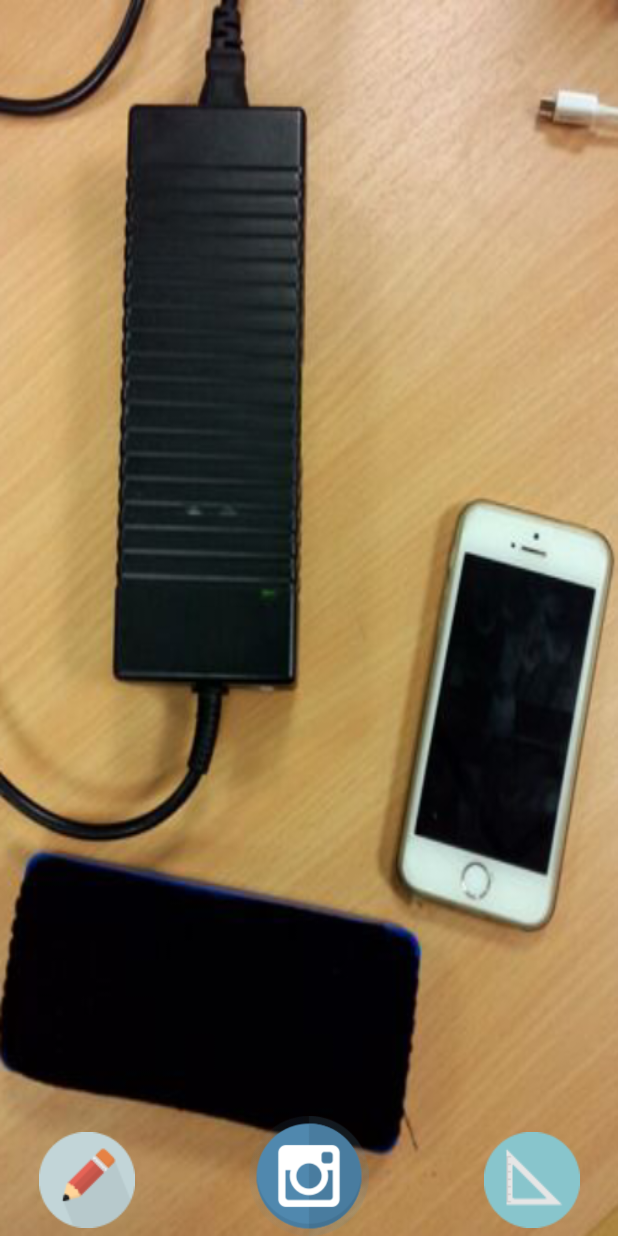
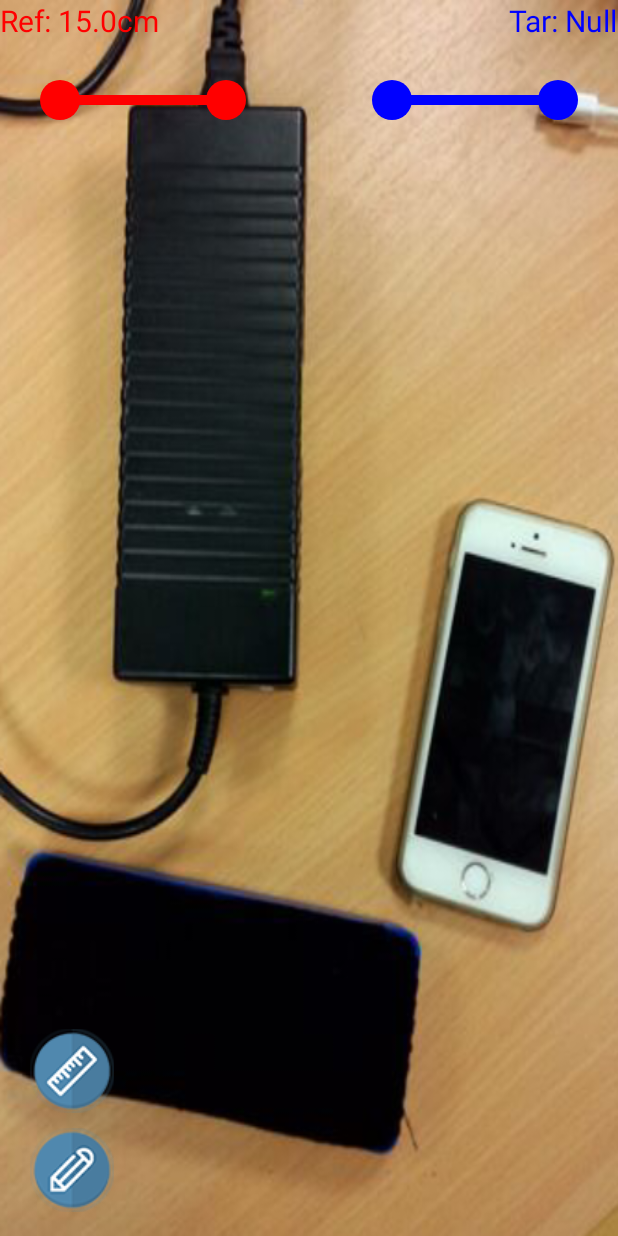
Before and after one commit to SnowyOwl-KHY/ZhouMeasure, an Android app: the fragment PhotoFragment shown on its own in the app's theme, on a phone screen of 412 x 824 dp. Run offline under Robolectric (Android 15) with nearby library versions, the phone set to English and light mode, and no system bars.

Commit message:
Fix bug of PhotoFragment.

```diff
--- a/app/src/main/java/classexample/zhoumeasure/camera/CameraFragment.java
+++ b/app/src/main/java/classexample/zhoumeasure/camera/CameraFragment.java
@@ -31,7 +31,6 @@ public class CameraFragment extends Fragment {
     private static final String TAG = "CameraFragment";
     private Camera camera;
     private boolean preview = false;
-    private ImageView mIvBackImage;
 
     @Override
     public View onCreateView(LayoutInflater inflater, ViewGroup container, Bundle savedInstanceState) {
@@ -45,8 +44,6 @@ public class CameraFragment extends Fragment {
         surfaceView.getHolder().setFixedSize(200, 200);
         surfaceView.getHolder().addCallback(new SurfaceViewCallback());
 
-        mIvBackImage = (ImageView) rootView.findViewById(R.id.ivBackImage);
-        mIvBackImage.setOnClickListener(((MainActivity) getActivity()).getReferenceFragment().onClickListener);
         return rootView;
     }
 
--- a/app/src/main/java/classexample/zhoumeasure/photo/MyAnchor.java
+++ b/app/src/main/java/classexample/zhoumeasure/photo/MyAnchor.java
@@ -1,20 +1,26 @@
 package classexample.zhoumeasure.photo;
 
 import android.content.Context;
+import android.content.res.TypedArray;
 import android.graphics.Bitmap;
 import android.graphics.Canvas;
+import android.graphics.Color;
 import android.graphics.Paint;
+import android.util.AttributeSet;
 import android.util.Log;
 import android.view.MotionEvent;
 import android.view.View;
+import android.widget.ImageView;
 
 /**
  * Created by Xiaozhou on 2015/8/6.
  */
 public class MyAnchor extends View {
+
     Bitmap m_img;
     Paint m_paint = new Paint();
     float m_radius = 20f, m_x, m_y;
+    boolean m_isDown = false;
 
     public MyAnchor(Context context) {
         super(context);
@@ -22,23 +28,10 @@ public class MyAnchor extends View {
         m_paint.setStyle(Paint.Style.FILL);
         m_x = 100f;
         //setPosition(getRootView().getWidth() / 2, getRootView().getHeight() / 2);
+    }
 
-        setOnTouchListener(new OnTouchListener() {
-            @Override
-            public boolean onTouch(View v, MotionEvent event) {
-                Log.d("zxz", String.valueOf(event.getX()) + ", " + String.valueOf(event.getY()));
-                switch (event.getAction() & MotionEvent.ACTION_MASK) {
-//                    case MotionEvent.ACTION_DOWN:
-//                        setPosition(event.getX(), event.getY());
-//                        break;
-                    case MotionEvent.ACTION_MOVE:
-                        Log.d("zxz", "Mve!"+event.getX()+", "+event.getY());
-                        setPosition(event.getX(), event.getY());
-                        break;
-                }
-                return true;
-            }
-        });
+    public void setColor(int a, int r, int g, int b){
+        m_paint.setARGB(a, r, g, b);
     }
 
     public float getX(){
@@ -57,11 +50,21 @@ public class MyAnchor extends View {
         this.invalidate();
     }
 
+    public boolean onThisArea(float x, float y){
+        if(     (x < (m_x + m_radius/1.414)) &&
+                (x > (m_x - m_radius/1.414)) &&
+                (y < (m_y + m_radius/1.414)) &&
+                (y > (m_y - m_radius/1.414))  )
+            return true;
+        else
+            return false;
+    }
+
     @Override
     protected void onDraw(Canvas canvas) {
 
         super.onDraw(canvas);
-        Log.d("zxz", " redraw");
+        Log.d("zxz", " anchorRedraw");
         canvas.drawCircle(m_x,m_y,m_radius,m_paint);
     }
 
--- a/app/src/main/java/classexample/zhoumeasure/photo/MyLine.java
+++ b/app/src/main/java/classexample/zhoumeasure/photo/MyLine.java
@@ -3,7 +3,9 @@ package classexample.zhoumeasure.photo;
 import android.content.Context;
 import android.graphics.Canvas;
 import android.graphics.Paint;
+import android.provider.ContactsContract;
 import android.util.Log;
+import android.view.MotionEvent;
 import android.view.View;
 import android.widget.RelativeLayout;
 
@@ -12,36 +14,103 @@ import android.widget.RelativeLayout;
  */
 public class MyLine extends View{
 
-    MyAnchor m_startP,m_endP;
+    MyAnchor[] m_anchor = new MyAnchor[4];
     Paint m_paint = new Paint();
 
     public MyLine(Context context) {
+
         super(context);
-        m_paint.setARGB(255, 0, 150, 180);
         m_paint.setStrokeWidth(10);
-        m_startP = new MyAnchor(context);
-        m_endP = new MyAnchor(context);
+
+        for(int i=0; i<4; i++)
+        {
+            m_anchor[i] = new MyAnchor(context);
+            if(i<2) {
+                m_anchor[i].setColor(255, 255, 0, 0);
+            }
+            else {
+                m_anchor[i].setColor(255, 0, 0, 255);
+            }
+        }
+
+        setOnTouchListener(new OnTouchListener() {
+            @Override
+            public boolean onTouch(View v, MotionEvent event) {
+                Log.d("zxz", String.valueOf(event.getX()) + ", " + String.valueOf(event.getY()));
+                switch (event.getAction() & MotionEvent.ACTION_MASK) {
+                    case MotionEvent.ACTION_DOWN:
+                        for(int i=0; i<4; i++)
+                        {
+                            if(m_anchor[i].onThisArea(event.getX(), event.getY()))
+                            {
+                                m_anchor[i].m_isDown = true;
+                                break;
+                            }
+                        }
+                        break;
+                    case MotionEvent.ACTION_MOVE:
+                        Log.d("zxz", "Move!" + event.getX() + ", " + event.getY());
+                        for(int i=0; i<4; i++)
+                        {
+                            if(m_anchor[i].m_isDown)
+                            {
+                                m_anchor[i].setPosition(event.getX(), event.getY());
+                            }
+                        }
+                        break;
+                    case MotionEvent.ACTION_UP:
+                        for(int i=0; i<4; i++)
+                        {
+                            m_anchor[i].m_isDown = false;
+                        }
+                        break;
+                }
+                lineRedraw();
+                PhotoFragment.instance.setResult();
+                return true;
+            }
+        });
 
     }
 
-    public void addAnchors(){
-        ((RelativeLayout)getParent()).addView(m_startP);
-        ((RelativeLayout)getParent()).addView(m_endP);
+    public double calPropotion(){
+        double propotion = 0;
+        double refDist = 0;
+        double tarDist = 0;
+        refDist = Math.sqrt(
+                (m_anchor[1].getY() - m_anchor[0].getY()) * (m_anchor[1].getY() - m_anchor[0].getY()) +
+                        (m_anchor[1].getX() - m_anchor[0].getX()) * (m_anchor[1].getX() - m_anchor[0].getX()) );
+        tarDist = Math.sqrt(
+                (m_anchor[3].getY() - m_anchor[2].getY()) * (m_anchor[3].getY() - m_anchor[2].getY()) +
+                        (m_anchor[3].getX() - m_anchor[2].getX()) * (m_anchor[3].getX() - m_anchor[2].getX()) );
+        propotion = tarDist/refDist;
+        return propotion;
     }
 
-    public void setPosition(float sx, float sy, float ex, float ey){
-        m_startP.setPosition(sx, sy);
-        m_endP.setPosition(ex, ey);
+    public void setPosition(int d)
+    {
+        int margin = 60;
+        for(int i=0; i<4; i++)
+            m_anchor[i].setPosition(margin + (d-margin*2/3) * i, 100);
+    }
+
+    private void lineRedraw() {
         this.invalidate();
+    }
+
+    public void addAnchors(){
+        for(int i=0; i<4; i++)
+            ((RelativeLayout)getParent()).addView(m_anchor[i]);
     }
 
     @Override
     protected void onDraw(Canvas canvas) {
-
         super.onDraw(canvas);
-        Log.d("zxz", " redraw");
-        canvas.drawLine(m_startP.getX(), m_startP.getY(), m_endP.getX(), m_endP.getY(), m_paint);
-
+        Log.d("zxz", " lineredraw");
+        m_paint.setARGB(255, 255, 0, 0);
+        canvas.drawLine(m_anchor[0].getX(), m_anchor[0].getY(), m_anchor[1].getX(), m_anchor[1].getY(), m_paint);
+        m_paint.setARGB(255, 0, 0, 255);
+        canvas.drawLine(m_anchor[2].getX(), m_anchor[2].getY(), m_anchor[3].getX(), m_anchor[3].getY(), m_paint);
     }
 
 }
--- a/app/src/main/java/classexample/zhoumeasure/photo/PhotoFragment.java
+++ b/app/src/main/java/classexample/zhoumeasure/photo/PhotoFragment.java
@@ -1,14 +1,29 @@
 package classexample.zhoumeasure.photo;
 
 import android.app.Fragment;
+import android.content.Context;
+import android.graphics.Bitmap;
+import android.graphics.BitmapFactory;
+import android.graphics.drawable.BitmapDrawable;
+import android.graphics.drawable.Drawable;
+import android.media.Image;
 import android.os.Bundle;
 import android.support.annotation.Nullable;
 import android.util.Log;
+import android.view.Display;
 import android.view.LayoutInflater;
+import android.view.MotionEvent;
 import android.view.View;
 import android.view.ViewGroup;
+import android.view.WindowManager;
+import android.widget.Button;
 import android.widget.ImageButton;
 import android.widget.RelativeLayout;
+import android.widget.TextView;
+
+import org.w3c.dom.Text;
+
+import java.text.DecimalFormat;
 
 import classexample.zhoumeasure.R;
 
@@ -16,47 +31,80 @@ import classexample.zhoumeasure.R;
  * Created by Xiaozhou on 2015/8/5.
  */
 public class PhotoFragment extends Fragment {
+
     View m_rootView;
+    double m_refLength = 15, m_tarLength = 0;
+    TextView m_refLenView, m_tarLenView;
+    MyLine m_line;
+    Bitmap m_bitmap = null;
 
-    //UI Views
-    ImageButton m_cameraBtn;
-    ImageButton m_pencilBtn;
+    // UI Views
+//    ImageButton m_pencilBtn;
+//    ImageButton m_rulerBtn;
     RelativeLayout m_drawArea;
+
+    public static PhotoFragment instance = null;
 
     @Nullable
     @Override
     public View onCreateView(LayoutInflater inflater, ViewGroup container, Bundle savedInstanceState) {
 
+        instance = this;
+
         m_rootView = inflater.inflate(R.layout.fragment_photo, container, false);
-
         findViews();
 
-        m_cameraBtn.setOnClickListener(new View.OnClickListener() {
-            @Override
-            public void onClick(View v) {
-                Log.d("zxz", m_cameraBtn.getX() + "," + m_cameraBtn.getY());
-                //m_cameraBtn.animate().x(m_cameraBtn.getX()).y(m_cameraBtn.getY()+100).setDuration(1000);
-                m_cameraBtn.animate().rotationBy(360).setDuration(1000);
-//                ((MainActivity) getActivity()).jumpToCameraFragment();
-            }
-        });
+        // set background
+        m_drawArea = (RelativeLayout) m_rootView.findViewById(R.id.drawArea);
+        if (m_bitmap != null) {
+            Drawable m_tempDr = new BitmapDrawable(m_bitmap);
+            m_drawArea.setBackground(m_tempDr);
+        }
 
-//        m_drawArea = (RelativeLayout)m_rootView.findViewById(R.id.drawArea);
-//        MyAnchor m_anchorStart, m_anchorEnd;
-//
-//        MyLine m_line = new MyLine(m_drawArea.getContext());
-//        m_line.setPosition(30, 30, 200, 30);
-//        m_drawArea.addView(m_line);
-//        m_line.addAnchors();
-//        m_drawArea.addView(new MyAnchor(m_drawArea.getContext()));
+        // get width
+        WindowManager wm = (WindowManager) m_drawArea.getContext().getSystemService(Context.WINDOW_SERVICE);
+        Display display = wm.getDefaultDisplay();
+        int width = display.getWidth();  // deprecated
 
+        Log.d("ly", "" + width);
+
+        m_refLenView.setText("Ref: " + m_refLength + "cm");
+        m_tarLenView.setText("Tar: " + "Null");
+
+        m_line = new MyLine(m_drawArea.getContext());
+        m_line.setPosition(width / 3);
+        m_drawArea.addView(m_line);
+        m_line.addAnchors();
         return m_rootView;
     }
 
-    private void findViews()
-    {
-        m_cameraBtn = (ImageButton)m_rootView.findViewById(R.id.cameraBtn);
-       // m_pencilBtn = (ImageButton)m_rootView.findViewById(R.id.pencilBtn);
+    @Override
+    public void onStart() {
+        super.onStart();
+    }
+
+    public void setResult() {
+        Log.e("blabla", "ok");
+        m_tarLength = m_line.calPropotion() * m_refLength;
+        m_refLenView.setText("Ref: " + m_refLength + "cm");
+        DecimalFormat format = new DecimalFormat("#.0");
+        m_tarLenView.setText("Tar: " + format.format(m_tarLength) + "cm");
+    }
+
+    public void setBitmap(Bitmap inBitmap) {
+        m_bitmap = inBitmap;
+    }
+
+    public void setRefLength(double inRefLength) {
+        m_refLength = inRefLength;
+        setResult();
+    }
+
+    private void findViews() {
+        m_refLenView = (TextView) m_rootView.findViewById(R.id.refLen);
+        m_tarLenView = (TextView) m_rootView.findViewById(R.id.tarLen);
+//        m_pencilBtn = (ImageButton)m_rootView.findViewById(R.id.pencilBtn);
+//        m_rulerBtn = (ImageButton)m_rootView.findViewById(R.id.rulerBtn);
     }
 
 }
--- a/app/src/main/res/layout/fragment_photo.xml
+++ b/app/src/main/res/layout/fragment_photo.xml
@@ -2,59 +2,7 @@
 <RelativeLayout xmlns:android="http://schemas.android.com/apk/res/android"
                 android:layout_width="match_parent"
                 android:layout_height="match_parent"
-    android:background="@drawable/tempbackground"
-                >
-
-    <!--<ImageView-->
-        <!--android:layout_width="wrap_content"-->
-        <!--android:layout_height="wrap_content"-->
-        <!--android:id="@+id/imageView"-->
-        <!--android:src="@drawable/tempbackground"-->
-        <!--android:scaleType="fitCenter"-->
-        <!--android:layout_alignParentTop="true"-->
-        <!--android:layout_alignParentRight="true"-->
-        <!--android:layout_alignParentEnd="true"-->
-        <!--android:layout_alignParentBottom="true"-->
-        <!--android:layout_alignParentLeft="true"-->
-        <!--android:layout_alignParentStart="true"/>-->
-
-
-    <ImageButton
-        android:layout_width="80dp"
-        android:layout_height="80dp"
-        android:id="@+id/cameraBtn"
-        android:background="@null"
-        android:layout_alignParentBottom="true"
-        android:layout_centerHorizontal="true"/>
-    <ImageView
-        android:layout_width="80dp"
-        android:layout_height="80dp"
-        android:background="@null"
-        android:src="@drawable/camera_icon"
-        android:layout_alignParentBottom="true"
-        android:layout_centerHorizontal="true"/>
-
-
-    <classexample.zhoumeasure.photo.LightButton
-        android:layout_width="75dp"
-        android:layout_height="75dp"
-        android:background="@null"
-        android:id="@+id/view"
-        android:src="@drawable/pencil_64px"
-        android:layout_alignParentBottom="true"
-        android:layout_alignParentLeft="true"
-        android:layout_alignParentStart="true"
-        android:layout_marginLeft="20dp"/>
-
-    <classexample.zhoumeasure.photo.LightButton
-        android:layout_width="75dp"
-        android:layout_height="75dp"
-        android:background="@null"
-        android:id="@+id/view2"
-        android:src="@drawable/ruler_64px"
-        android:layout_alignParentBottom="true"
-        android:layout_alignParentRight="true"
-        android:layout_marginRight="20dp"/>
+    android:background="@drawable/tempbackground">
 
     <RelativeLayout
         android:layout_width="match_parent"
@@ -63,7 +11,54 @@
         android:layout_alignParentLeft="true"
         android:layout_alignParentStart="true"
         android:id="@+id/drawArea"
-        android:layout_alignParentBottom="true"></RelativeLayout>
+        android:layout_alignParentBottom="true">
+
+        <TextView
+            android:layout_width="wrap_content"
+            android:layout_height="wrap_content"
+            android:text="New Text"
+            android:id="@+id/refLen"
+            android:layout_alignParentLeft="true"
+            android:layout_alignParentStart="true"
+            android:textColor="#ffff0000"
+            android:textSize="20dp"
+            android:layout_alignParentTop="true" />
+
+        <TextView
+            android:layout_width="wrap_content"
+            android:layout_height="wrap_content"
+            android:text="New Text"
+            android:id="@+id/tarLen"
+            android:layout_alignParentTop="true"
+            android:layout_alignParentRight="true"
+            android:layout_alignParentEnd="true"
+            android:textColor="#ff0000ff"
+            android:textIsSelectable="false"
+            android:textSize="20dp" />
+    </RelativeLayout>
+
+    <classexample.zhoumeasure.photo.LightButton
+        android:layout_width="@dimen/circle_size"
+        android:layout_height="@dimen/circle_size"
+        android:background="@null"
+        android:id="@+id/btnPencil"
+        android:src="@drawable/pencil_icon"
+        android:layout_alignParentBottom="true"
+        android:layout_alignParentLeft="true"
+        android:layout_alignParentStart="true"
+        android:layout_marginLeft="20dp"
+        android:layout_marginBottom="@dimen/activity_horizontal_margin"/>
+
+    <classexample.zhoumeasure.photo.LightButton
+        android:layout_width="@dimen/circle_size"
+        android:layout_height="@dimen/circle_size"
+        android:background="@null"
+        android:id="@+id/btnRuler"
+        android:src="@drawable/ruler_icon"
+        android:layout_alignParentLeft="true"
+        android:layout_marginLeft="20dp"
+        android:layout_marginBottom="10dp"
+        android:layout_above="@id/btnPencil" />
 
 
 </RelativeLayout>
--- a/app/src/main/res/values/dimens.xml
+++ b/app/src/main/res/values/dimens.xml
@@ -4,5 +4,6 @@
     <dimen name="activity_vertical_margin">16dp</dimen>
 
     <dimen name="circle_size">56dp</dimen>
+    <dimen name="big_circle_size">70dp</dimen>
     <dimen name="reference_list_height">400dp</dimen>
 </resources>
--- a/app/src/main/res/values/strings.xml
+++ b/app/src/main/res/values/strings.xml
@@ -1,5 +1,5 @@
 <resources>
-    <string name="app_name">ZhouMeasure</string>
+    <string name="app_name">Zhou Measure</string>
 
     <string name="hello_world">Hello world!</string>
     <string name="action_settings">Settings</string>
```
Also changed, not shown: app/src/main/java/classexample/zhoumeasure/MainActivity.java (+6 -6 lines), app/src/main/java/classexample/zhoumeasure/reference/ReferenceFragment.java (+40 -15 lines), app/src/main/res/layout/fragment_camera.xml (+0 -10 lines), app/src/main/res/layout/fragment_reference.xml (+19 -11 lines), app/src/main/res/drawable/pencil_64px.png (deleted), app/src/main/res/drawable/pencil_icon.png (added), app/src/main/res/drawable/ruler_64px.png (deleted), app/src/main/res/drawable/ruler_icon.png (added).
